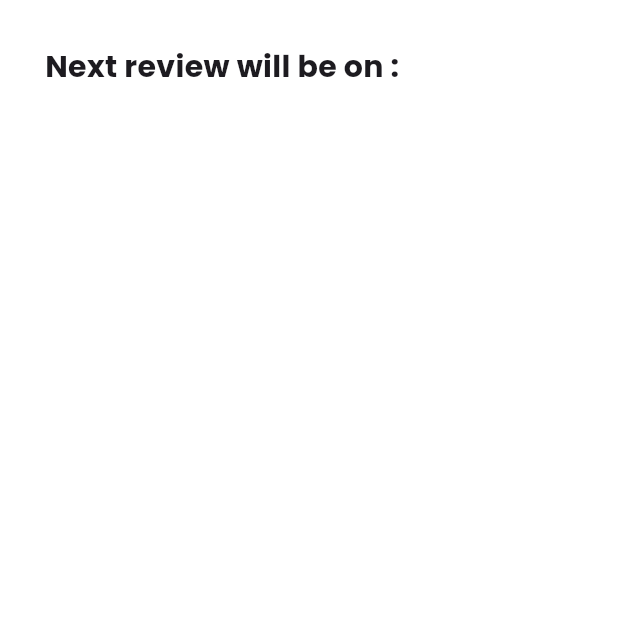
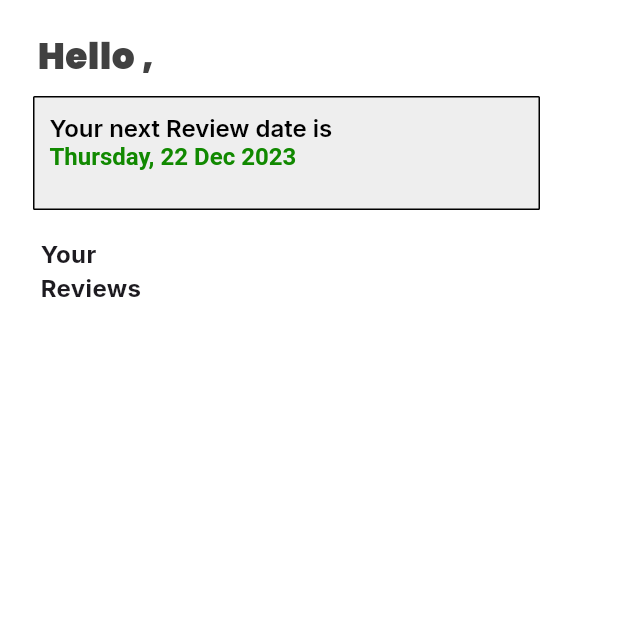
Before and after one commit to adwaith005/manifestapp, a Flutter app: the HomeScreen screen opened directly, on a phone screen of 412 x 824 dp, the top half of it. Run offline on Flutter 3.47's test engine with Material 3 defaults, Android fonts, the phone set to English and light mode, and no system bars; our stand-ins replace cloud_firestore, convex_bottom_bar, firebase_auth, firebase_core, google_fonts, hive and 1 more; accounts and stored records are empty.

Commit message:
home,profile git commit -m home,profile

```diff
--- a/lib/Screens/home.dart
+++ b/lib/Screens/home.dart
@@ -2,7 +2,8 @@ import 'package:flutter/material.dart';
 import 'package:google_fonts/google_fonts.dart';
 
 class HomeScreen extends StatefulWidget {
-  const HomeScreen({super.key});
+
+  const HomeScreen({Key? key}) : super(key: key);
 
   @override
   State<HomeScreen> createState() => _HomeScreenState();
@@ -11,27 +12,87 @@ class HomeScreen extends StatefulWidget {
 class _HomeScreenState extends State<HomeScreen> {
 
   @override
+  void initState() {
+    super.initState();
+  }
+
+  @override
   Widget build(BuildContext context) {
-    return  Scaffold(
+    return Scaffold(
       backgroundColor: Colors.white,
       body: Column(
         children: [
-        const  SizedBox(
-            height: 30,
+          const SizedBox(
+            height: 20,
+          ),
+          Row(
+            children: [
+              Padding(
+                padding: const EdgeInsets.symmetric(horizontal: 25),
+                child: Text(
+                  "Hello ,",
+                  style: TextStyle(
+                    fontSize: 24,
+                    color: const Color(0xFF414141),
+                    fontWeight: FontWeight.w900,
+                    fontFamily: GoogleFonts.poppins().fontFamily,
+                  ),
+                ),
+              ),
+            ],
+          ),
+          const SizedBox(
+            height: 10,
           ),
           Padding(
-            padding: const EdgeInsets.only(left: 30),
+            padding: const EdgeInsets.only(right: 30),
+            child: Container(
+              width: 338,
+              height: 76,
+              padding: const EdgeInsets.all(10),
+              decoration: BoxDecoration(
+                color: Colors.grey[200],
+                borderRadius: BorderRadius.circular(1),
+                border: Border.all(color: Colors.black),
+              ),
+              child: RichText(
+                text: TextSpan(
+                  style: TextStyle(
+                    color: Colors.black,
+                    fontSize: 16,
+                    fontWeight: FontWeight.w600,
+                    fontFamily: GoogleFonts.inter().fontFamily,
+                  ),
+                  children: const <TextSpan>[
+                    TextSpan(
+                      text: "Your next Review date is\n",
+                    ),
+                    TextSpan(
+                      text: "Thursday, 22 Dec 2023",
+                      style: TextStyle(
+                        color: Color(0xFF118900),
+                      ),
+                    ),
+                  ],
+                ),
+              ),
+            ),
+          ),
+          Padding(
+            padding: const EdgeInsets.only(right: 280,top: 18,left: 27),
             child: Text(
-              "Next review will be on : ",
+              "Your Reviews",
               style: TextStyle(
-                fontSize: 20,
-                fontWeight: FontWeight.w700,
-                fontFamily: GoogleFonts.poppins().fontFamily,
+                fontSize: 16,
+                fontWeight: FontWeight.bold,
+                fontFamily: GoogleFonts.inter().fontFamily,
               ),
             ),
           )
         ],
       ),
     );
+
   }
+
 }
--- a/lib/Screens/splash.dart
+++ b/lib/Screens/splash.dart
@@ -50,7 +50,7 @@ Future<void> timetaking() async {
     // User is already logged in, navigate to the home page
     Navigator.pushReplacement(
       context,
-      MaterialPageRoute(builder: (context) => bottomNavigationBar(userDetails: {},)),
+      MaterialPageRoute(builder: (context) => MyBottomNavigationBar()),
     );
   } else {
     // User is not logged in, navigate to the login page
--- a/lib/db/firebasedatabase.dart
+++ b/lib/db/firebasedatabase.dart
@@ -40,6 +40,8 @@ class MyFirebaseDatabase {
         'phoneNumber': phoneNumber,
         'domain': domain,
         'password': password,
+        'batchNo':batchNo
+
       });
       log("Student added successfully!");
     } catch (error) {
--- a/lib/main.dart
+++ b/lib/main.dart
@@ -10,6 +10,8 @@ void main() async {
   WidgetsFlutterBinding.ensureInitialized();
   await Firebase.initializeApp(options: DefaultFirebaseOptions.currentPlatform);
   await Hive.initFlutter();
+
+  // Hive.openBox<Map<dynamic, dynamic>>('userDetails');
 
   runApp(const Myapp());
 }
```
Also changed, not shown: lib/Admin/addstudents.dart (+5 -3 lines), lib/Admin/adminprofile.dart (+7 -7 lines), lib/Screens/bottomnav.dart (+70 -77 lines), lib/Screens/login.dart (+8 -2 lines), lib/Screens/profile.dart (+83 -38 lines), pubspec.lock.
